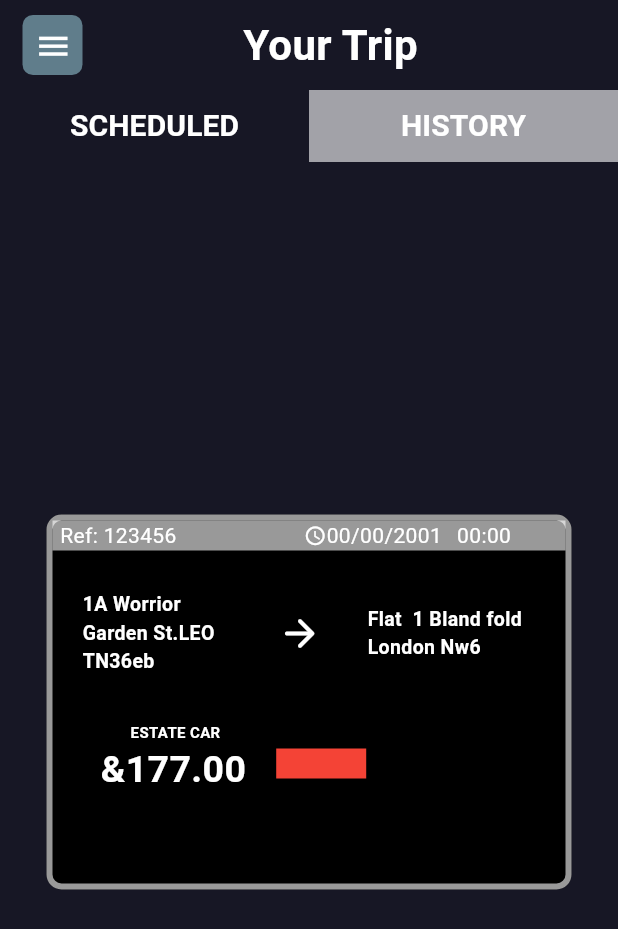
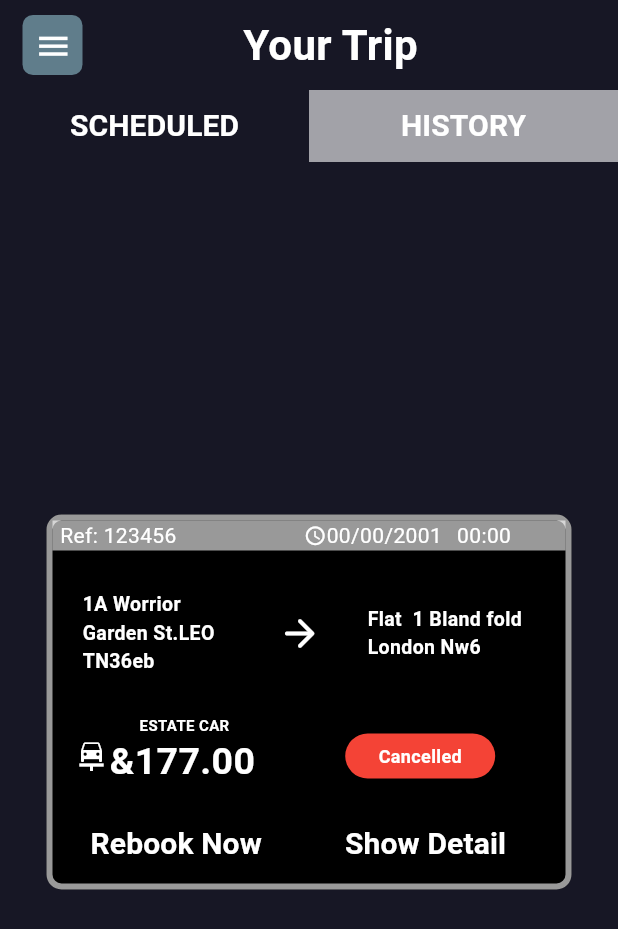
Before and after one commit to mibad2001/Customer-App, a Flutter app: the Yourtrip screen opened by its route, after a tap on "HISTORY", on a phone screen of 412 x 824 dp. Shown: the top 929 px of the screen. Run offline on Flutter 3.47's test engine with Material 3 defaults, Android fonts, the phone set to English and light mode, and no system bars; our stand-ins replace flutter_map, geolocator, get, intl_phone_field, latlong2; missing offline and left inert: flutter_map_location_marker.

Commit message:
trip detail complete

```diff
--- a/customer/lib/View/Deshboard/dashboard.dart
+++ b/customer/lib/View/Deshboard/dashboard.dart
@@ -22,7 +22,8 @@ class DeshBoard_Screen extends StatelessWidget {
     final hight = MediaQuery.of(context).size.height;
     final width = MediaQuery.of(context).size.width;
 
-    return Scaffold(
+    return SafeArea(
+      child: Scaffold(
         body: Column(
           children: [
 
@@ -37,7 +38,7 @@ class DeshBoard_Screen extends StatelessWidget {
                  //=====================================================Profile buttom
                 Positioned(
                   left: 10,
-                top: 50,
+                  top: 20,
                   child: Container(
                     height: 60,
                     width: 60,
@@ -181,6 +182,7 @@ class DeshBoard_Screen extends StatelessWidget {
             ),
           ],
         ),
+      ),
     );
   }
 }
--- a/customer/lib/View/Widgets/all_text.dart
+++ b/customer/lib/View/Widgets/all_text.dart
@@ -39,6 +39,7 @@ class CustomText {
   static const String Mobile_Num =  "Mobile Number";
   static const String About =  "About";
   static const String Your_Trip =  "Your Trip";
+  static const String Trip_Detail =  "Trip Detail";
 
 
 
--- a/customer/lib/View/profile/profilescreen.dart
+++ b/customer/lib/View/profile/profilescreen.dart
@@ -4,6 +4,7 @@ import 'package:customer/View/Widgets/color.dart';
 import 'package:customer/View/Widgets/text_button.dart';
 import 'package:customer/View/profile/changepassword.dart';
 import 'package:customer/View/profile/changephone_number.dart';
+import 'package:customer/View/yourtrip/yourtrip.dart';
 import 'package:flutter/material.dart';
 import 'package:get/get.dart';
 import 'package:intl_phone_field/phone_number.dart';
@@ -113,7 +114,9 @@ class _ProfileScreenState extends State<ProfileScreen> {
                         "Your Trip",
                         style: TextStyle(color: Colors.white),
                       ),
-                      onTap: () {},
+                      onTap: () {
+                        Get.to(Yourtrip());
+                      },
                     ),
                     ListTile(
                       leading: Icon(
--- a/customer/lib/View/yourtrip/yourtrip.dart
+++ b/customer/lib/View/yourtrip/yourtrip.dart
@@ -56,13 +56,13 @@ class _YourtripState extends State<Yourtrip> {
             SizedBox(height: 10),
 
             Obx(
-                ()=> Row(
+              () => Row(
                 children: [
                   Container(
                     width: MediaQuery.of(context).size.width * 0.5,
-                    color:tripControl.selectedIndex.value == 0?
-                    Colors.white60
-                    :CustomColor.background,
+                    color: tripControl.selectedIndex.value == 0
+                        ? Colors.white60
+                        : CustomColor.background,
 
                     child: TextButton(
                       onPressed: () {
@@ -72,16 +72,17 @@ class _YourtripState extends State<Yourtrip> {
                         "SCHEDULED",
                         style: TextStyle(
                           fontSize: 20,
-                            color: Colors.white,
-                           fontWeight:  FontWeight.bold),
+                          color: CustomColor.Text_Color,
+                          fontWeight: FontWeight.bold,
+                        ),
                       ),
                     ),
                   ),
                   Container(
                     width: MediaQuery.of(context).size.width * 0.5,
-                    color:tripControl.selectedIndex.value == 1?
-                    Colors.white60
-                        :CustomColor.background,
+                    color: tripControl.selectedIndex.value == 1
+                        ? Colors.white60
+                        : CustomColor.background,
 
                     child: TextButton(
                       onPressed: () {
@@ -91,9 +92,8 @@ class _YourtripState extends State<Yourtrip> {
                         "HISTORY",
                         style: TextStyle(
                           fontSize: 20,
-                          color: Colors.white,
-                          fontWeight:FontWeight.bold
-
+                          color: CustomColor.Text_Color,
+                          fontWeight: FontWeight.bold,
                         ),
                       ),
                     ),
@@ -109,66 +109,80 @@ class _YourtripState extends State<Yourtrip> {
                         height: 700,
                         width: 400,
 
-                        child:Center(
-                            child: Text("NO BOOKING AVALIABLE",
-                              style: TextStyle(color: Colors.white,
+                        child: Center(
+                          child: Text(
+                            "NO BOOKING AVALIABLE",
+                            style: TextStyle(
+                              color: CustomColor.Text_Color,
                               fontWeight: FontWeight.bold,
-                                  fontSize: 20),))
+                              fontSize: 20,
+                            ),
+                          ),
+                        ),
                       )
                     : Container(
                         height: 700,
                         width: 400,
                         padding: EdgeInsets.only(top: 20),
-                  child:Center(
+                        child: Center(
                           child: Container(
                             height: 250,
                             width: 350,
                             decoration: BoxDecoration(
-                          borderRadius: BorderRadius.all(Radius.circular(10)),
-                          border:Border.all(
+                              borderRadius: BorderRadius.all(
+                                Radius.circular(10),
+                              ),
+                              border: Border.all(
                                 color: Colors.white60,
-                            width: 4
-                          ) ,
-                          color: Colors.black
+                                width: 4,
+                              ),
+                              color: Colors.black,
                             ),
                             child: Column(
                               children: [
-                          //====================================     card top text
+                                //====================================     card header
                                 Container(
                                   padding: EdgeInsets.only(left: 5),
                                   color: Colors.white60,
                                   height: 20,
-                            child:
-                            Row(
+                                  child: Row(
                                     children: [
-                                Text("Ref: 123456",style: TextStyle(color: Colors.white),),
-                                SizedBox(width: 85,),
-                                Icon(Icons.access_time,color: Colors.white,size: 15,),
-                                Text("00/00/2001",style: TextStyle(color: Colors.white),),
-                                SizedBox(width: 10,),
-                                Text("00:00",style: TextStyle(color: Colors.white),),
-
-
+                                      Text(
+                                        "Ref: 123456",
+                                        style: TextStyle(color: CustomColor.Text_Color,),
+                                      ),
+                                      SizedBox(width: 85),
+                                      Icon(
+                                        Icons.access_time,
+                                        color: Colors.white,
+                                        size: 15,
+                                      ),
+                                      Text(
+                                        "00/00/2001",
+                                        style: TextStyle(color:  CustomColor.Text_Color,),
+                                      ),
+                                      SizedBox(width: 10),
+                                      Text(
+                                        "00:00",
+                                        style: TextStyle(color: CustomColor.Text_Color,),
+                                      ),
                                     ],
                                   ),
                                 ),
 
+                                SizedBox(height: 10),
 
-                          SizedBox(
-                            height: 10,
-                          ),
-
+                                //==========================        Addresses to Address
                                 Container(
                                   height: 90,
 
                                   child: Row(
                                     children: [
-
                                       Container(
-                                  margin:  EdgeInsets.only(left: 10),
-                                  color:Colors.black,
+                                        margin: EdgeInsets.only(left: 10),
+                                        color: Colors.black,
                                         padding: EdgeInsets.all(10),
-                                  height:80,
+                                        height: 80,
                                         width: 130,
 
                                         child: Center(
@@ -177,27 +191,31 @@ class _YourtripState extends State<Yourtrip> {
                                             "Garden St.LEO"
                                             " TN36eb",
                                             softWrap: true,
-                                      maxLines:3,
+                                            maxLines: 3,
                                             overflow: TextOverflow.ellipsis,
                                             style: TextStyle(
                                               fontSize: 13,
-                                        color: Colors.white,
-                                        fontWeight: FontWeight.bold
+                                              color: CustomColor.Text_Color,
+                                              fontWeight: FontWeight.bold,
                                             ),
                                           ),
                                         ),
                                       ),
-                                SizedBox(width: 10,),
+                                      SizedBox(width: 10),
 
-                                Icon(Icons.arrow_forward_rounded,size: 30,color: Colors.white,),
+                                      Icon(
+                                        Icons.arrow_forward_rounded,
+                                        size: 30,
+                                        color: Colors.white,
+                                      ),
 
-                                SizedBox(width: 10,),
+                                      SizedBox(width: 10),
 
                                       Container(
-                                  margin:  EdgeInsets.only(left: 10),
-                                  color:Colors.black,
+                                        margin: EdgeInsets.only(left: 10),
+                                        color: Colors.black,
                                         padding: EdgeInsets.all(10),
-                                  height:80,
+                                        height: 80,
                                         width: 130,
                                         child: Center(
                                           child: Text(
@@ -205,91 +223,126 @@ class _YourtripState extends State<Yourtrip> {
                                             "Bland fold"
                                             " London Nw6",
                                             softWrap: true,
-                                      maxLines:3,
+                                            maxLines: 3,
                                             overflow: TextOverflow.ellipsis,
                                             style: TextStyle(
                                               fontSize: 13,
-                                          color: Colors.white,
-                                          fontWeight: FontWeight.bold
+                                              color: CustomColor.Text_Color,
+                                              fontWeight: FontWeight.bold,
+                                            ),
+                                          ),
+                                        ),
+                                      ),
+                                    ],
+                                  ),
+                                ),
+                                SizedBox(height: 2),
+                                //=======================================     Rate and status
+                                Container(
+                                  padding: EdgeInsets.only(left: 14),
+                                  height: 70,
+                                  child: Row(
+                                    children: [
+                                      Icon(Icons.car_repair,
+                                      color: Colors.white,),
+                                      Container(
+                                        height: 60,
+                                        padding: EdgeInsets.only(top: 2),
+                                        child: Column(
+                                          children: [
+                                            Text(
+                                              " ESTATE CAR",
+                                              overflow: TextOverflow.ellipsis,
+                                              style: TextStyle(
+                                                fontSize: 10,
+                                                color: CustomColor.Text_Color,
+                                                fontWeight: FontWeight.bold,
+                                              ),
+                                            ),
+                                            Text(
+                                              "&177.00",
+                                              overflow: TextOverflow.ellipsis,
+                                              style: TextStyle(
+                                                fontSize: 25,
+                                                color: CustomColor.Text_Color,
+                                                fontWeight: FontWeight.bold,
+                                              ),
+                                            ),
+                                          ],
+                                        ),
+                                      ),
+                                      SizedBox(width: 60),
+                                      //====================================   Status text
+                                      Container(
+                                        height: 30,
+                                        width: 100,
+                                        decoration: BoxDecoration(
+                                          color: Colors.red,
+                                          borderRadius: BorderRadius.circular(
+                                            15,
+                                          ),
+                                        ),
+                                        child: Center(
+                                          child: Text(
+                                            "Cancelled",
+                                            style: TextStyle(
+                                              fontWeight: FontWeight.bold,
+                                              fontSize: 12,
+                                              color: CustomColor.Text_Color,
+                                            ),
+                                          ),
+                                        ),
+                                      ),
+                                    ],
+                                  ),
+                                ),
+
+                                Container(
+                                  height: 48,
+                                  child: Row(
+                                    children: [
+                                      Container(
+                                        width: MediaQuery.of(context).size.width * 0.4,
+                                        child: TextButton(
+                                          onPressed: () {
+                                          },
+                                          child: Text(
+                                            "Rebook Now",
+                                            style: TextStyle(
+                                              fontWeight: FontWeight.bold,
+                                              fontSize: 20,
+                                              color: CustomColor.Text_Color,
                                             ),
                                           ),
                                         ),
                                       ),
 
-
-                              ],
-                            )
-                          ),
-                          SizedBox(height: 2,),
-
                                       Container(
-                            padding: EdgeInsets.only(left: 8),
-                            height:80 ,
-
-                            child: Row(
-                              children: [
-                                Icon(Icons.car_repair),
-                                Container(
-                                  height: 60,
-                                  padding: EdgeInsets.only(top:2),
-                                  child: Column(
-                                    children: [
-                                      Text(
-                                        " ESTATE CAR",
-                                        softWrap: true,
-                                        maxLines:3,
-                                        overflow: TextOverflow.ellipsis,
+                                        width: MediaQuery.of(context).size.width * 0.407,
+                                        child: TextButton(
+                                          onPressed: () {
+                                            Get.toNamed('/TripDetail');
+                                          },
+                                          child: Text(
+                                            "Show Detail",
                                             style: TextStyle(
-                                            fontSize: 10,
-                                            color: Colors.white,
-                                            fontWeight: FontWeight.bold
+                                              fontWeight: FontWeight.bold,
+                                              fontSize: 20,
+                                              color: CustomColor.Text_Color,
                                             ),
                                           ),
-                                      Text(
-                                        "&177.00",
-                                        softWrap: true,
-                                        maxLines:3,
-                                        overflow: TextOverflow.ellipsis,
-                                        style: TextStyle(
-                                            fontSize: 25,
-                                            color: Colors.white,
-                                            fontWeight: FontWeight.bold
                                         ),
                                       ),
                                     ],
                                   ),
                                 ),
-                                SizedBox(
-                                  width: 20,
-                                ),
-
-                              Container(
-                                height:20,
-                                width: 60,
-                                decoration: BoxDecoration(
-                                  color: Colors.red
-
-                                ),
-                              )
-
-                            ],
-                            ),
-                          ),
-
-
-
                               ],
                             ),
                           ),
                         ),
                       ),
-
-
               ),
             ),
-
-
-
           ],
         ),
       ),
```
Also changed, not shown: customer/lib/View/Deshboard/Widget/osm.dart (+32 -28 lines), customer/lib/View/yourtrip/tripdetail.dart (added, +204 -0 lines), customer/lib/main.dart (+8 -1 lines), 2 other files. Lines whose indentation alone changed are shown as unchanged.
